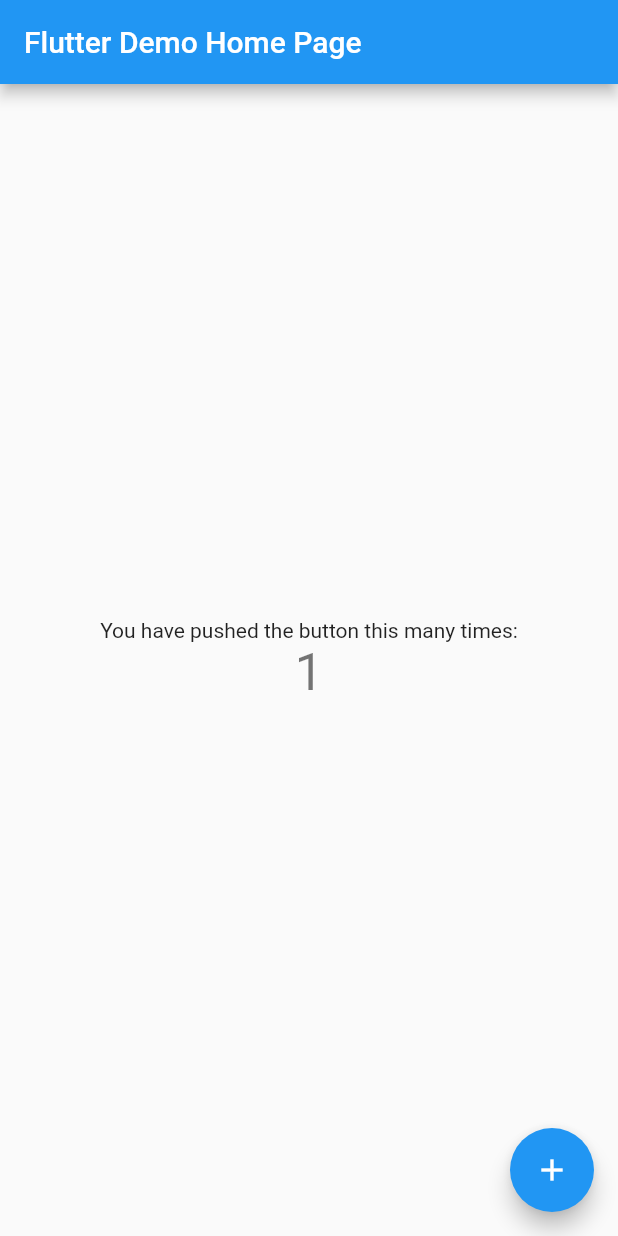
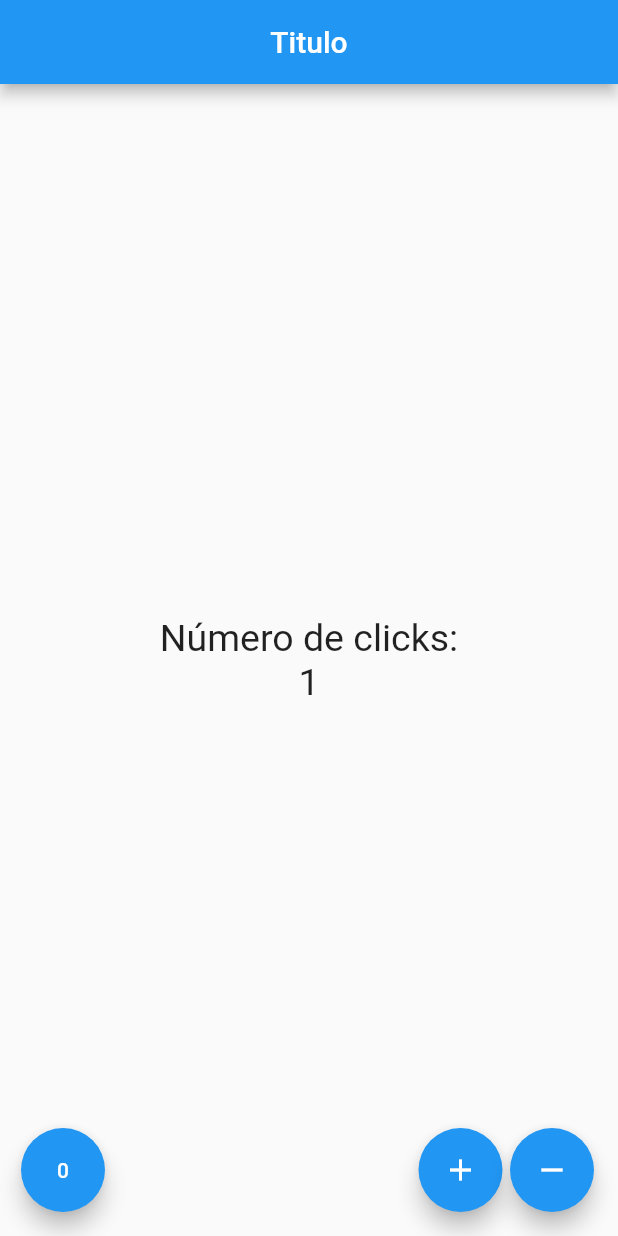
Before and after one commit to enylrad/contador_flutter, a Flutter app: the screen it shows after launch, after a tap on the "add" icon, on a phone screen of 412 x 824 dp. Run offline on Flutter 3.47's test engine with Material 2 defaults, Android fonts, the phone set to English and light mode, and no system bars.

Commit message:
Creado contador

```diff
--- a/lib/main.dart
+++ b/lib/main.dart
@@ -1,117 +1,6 @@
+import 'package:contador/src/app.dart';
 import 'package:flutter/material.dart';
 
 void main() {
   runApp(MyApp());
 }
-
-class MyApp extends StatelessWidget {
-  // This widget is the root of your application.
-  @override
-  Widget build(BuildContext context) {
-    return MaterialApp(
-      title: 'Flutter Demo',
-      theme: ThemeData(
-        // This is the theme of your application.
-        //
-        // Try running your application with "flutter run". You'll see the
-        // application has a blue toolbar. Then, without quitting the app, try
-        // changing the primarySwatch below to Colors.green and then invoke
-        // "hot reload" (press "r" in the console where you ran "flutter run",
-        // or simply save your changes to "hot reload" in a Flutter IDE).
-        // Notice that the counter didn't reset back to zero; the application
-        // is not restarted.
-        primarySwatch: Colors.blue,
-        // This makes the visual density adapt to the platform that you run
-        // the app on. For desktop platforms, the controls will be smaller and
-        // closer together (more dense) than on mobile platforms.
-        visualDensity: VisualDensity.adaptivePlatformDensity,
-      ),
-      home: MyHomePage(title: 'Flutter Demo Home Page'),
-    );
-  }
-}
-
-class MyHomePage extends StatefulWidget {
-  MyHomePage({Key key, this.title}) : super(key: key);
-
-  // This widget is the home page of your application. It is stateful, meaning
-  // that it has a State object (defined below) that contains fields that affect
-  // how it looks.
-
-  // This class is the configuration for the state. It holds the values (in this
-  // case the title) provided by the parent (in this case the App widget) and
-  // used by the build method of the State. Fields in a Widget subclass are
-  // always marked "final".
-
-  final String title;
-
-  @override
-  _MyHomePageState createState() => _MyHomePageState();
-}
-
-class _MyHomePageState extends State<MyHomePage> {
-  int _counter = 0;
-
-  void _incrementCounter() {
-    setState(() {
-      // This call to setState tells the Flutter framework that something has
-      // changed in this State, which causes it to rerun the build method below
-      // so that the display can reflect the updated values. If we changed
-      // _counter without calling setState(), then the build method would not be
-      // called again, and so nothing would appear to happen.
-      _counter++;
-    });
-  }
-
-  @override
-  Widget build(BuildContext context) {
-    // This method is rerun every time setState is called, for instance as done
-    // by the _incrementCounter method above.
-    //
-    // The Flutter framework has been optimized to make rerunning build methods
-    // fast, so that you can just rebuild anything that needs updating rather
-    // than having to individually change instances of widgets.
-    return Scaffold(
-      appBar: AppBar(
-        // Here we take the value from the MyHomePage object that was created by
-        // the App.build method, and use it to set our appbar title.
-        title: Text(widget.title),
-      ),
-      body: Center(
-        // Center is a layout widget. It takes a single child and positions it
-        // in the middle of the parent.
-        child: Column(
-          // Column is also a layout widget. It takes a list of children and
-          // arranges them vertically. By default, it sizes itself to fit its
-          // children horizontally, and tries to be as tall as its parent.
-          //
-          // Invoke "debug painting" (press "p" in the console, choose the
-          // "Toggle Debug Paint" action from the Flutter Inspector in Android
-          // Studio, or the "Toggle Debug Paint" command in Visual Studio Code)
-          // to see the wireframe for each widget.
-          //
-          // Column has various properties to control how it sizes itself and
-          // how it positions its children. Here we use mainAxisAlignment to
-          // center the children vertically; the main axis here is the vertical
-          // axis because Columns are vertical (the cross axis would be
-          // horizontal).
-          mainAxisAlignment: MainAxisAlignment.center,
-          children: <Widget>[
-            Text(
-              'You have pushed the button this many times:',
-            ),
-            Text(
-              '$_counter',
-              style: Theme.of(context).textTheme.headline4,
-            ),
-          ],
-        ),
-      ),
-      floatingActionButton: FloatingActionButton(
-        onPressed: _incrementCounter,
-        tooltip: 'Increment',
-        child: Icon(Icons.add),
-      ), // This trailing comma makes auto-formatting nicer for build methods.
-    );
-  }
-}
--- /dev/null
+++ b/lib/src/app.dart
@@ -0,0 +1,10 @@
+import 'package:contador/src/pages/contador_page.dart';
+import 'package:flutter/material.dart';
+
+class MyApp extends StatelessWidget {
+  @override
+  Widget build(BuildContext context) {
+    return MaterialApp(
+        debugShowCheckedModeBanner: false, home: Center(child: CountPage()));
+  }
+}
--- /dev/null
+++ b/lib/src/pages/contador_page.dart
@@ -0,0 +1,48 @@
+import 'package:flutter/material.dart';
+
+class CountPage extends StatefulWidget {
+  @override
+  createState() => _CountPageState();
+}
+
+class _CountPageState extends State<CountPage> {
+  final _textStyle = TextStyle(fontSize: 25.0);
+  int _count = 0;
+
+  @override
+  Widget build(BuildContext context) {
+    return Scaffold(
+        appBar: AppBar(title: Text('Titulo'), centerTitle: true),
+        body: Center(
+            child: Column(
+                mainAxisAlignment: MainAxisAlignment.center,
+                children: <Widget>[
+              Text('Número de clicks:', style: _textStyle),
+              Text('$_count', style: _textStyle)
+            ])),
+        floatingActionButton: _createBottomButtons());
+  }
+
+  Widget _createBottomButtons() {
+    return Row(mainAxisAlignment: MainAxisAlignment.end, children: <Widget>[
+      SizedBox(width: 30.0),
+      FloatingActionButton(child: Text('0'), onPressed: _reset),
+      Expanded(child: SizedBox()),
+      FloatingActionButton(child: Icon(Icons.add), onPressed: _plus),
+      SizedBox(width: 5.0),
+      FloatingActionButton(child: Icon(Icons.remove), onPressed: _remove)
+    ]);
+  }
+
+  void _plus() {
+    setState(() => _count++);
+  }
+
+  void _remove() {
+    setState(() => _count--);
+  }
+
+  void _reset() {
+    setState(() => _count = 0);
+  }
+}
```
Also changed, not shown: 1 other file.
